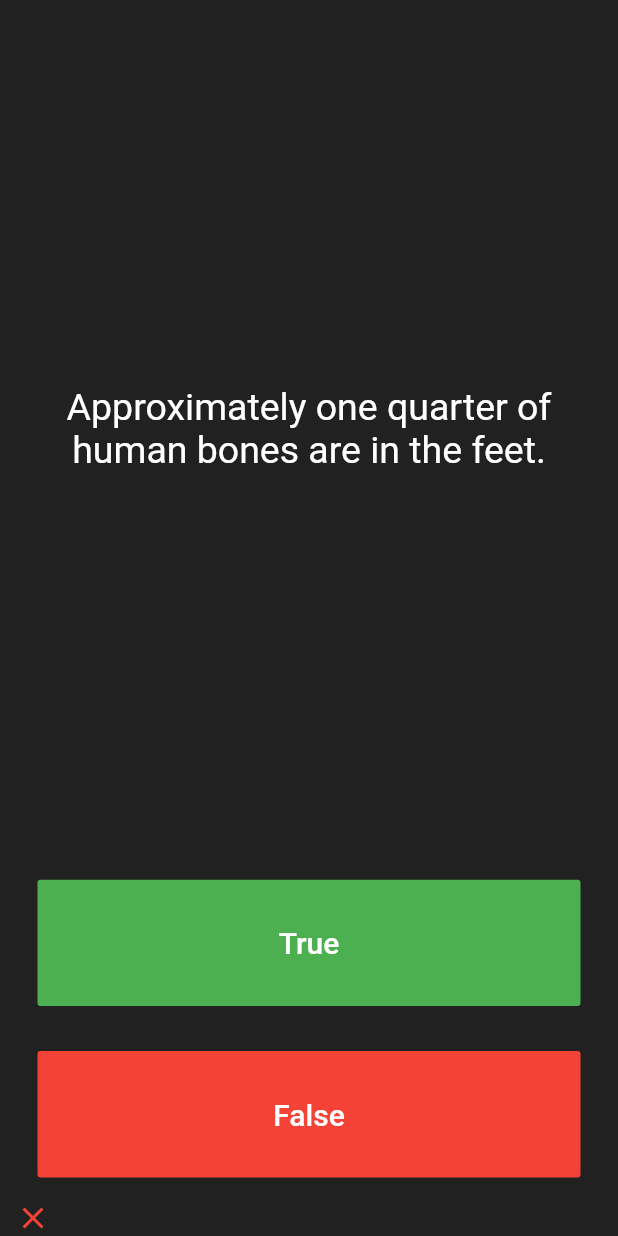
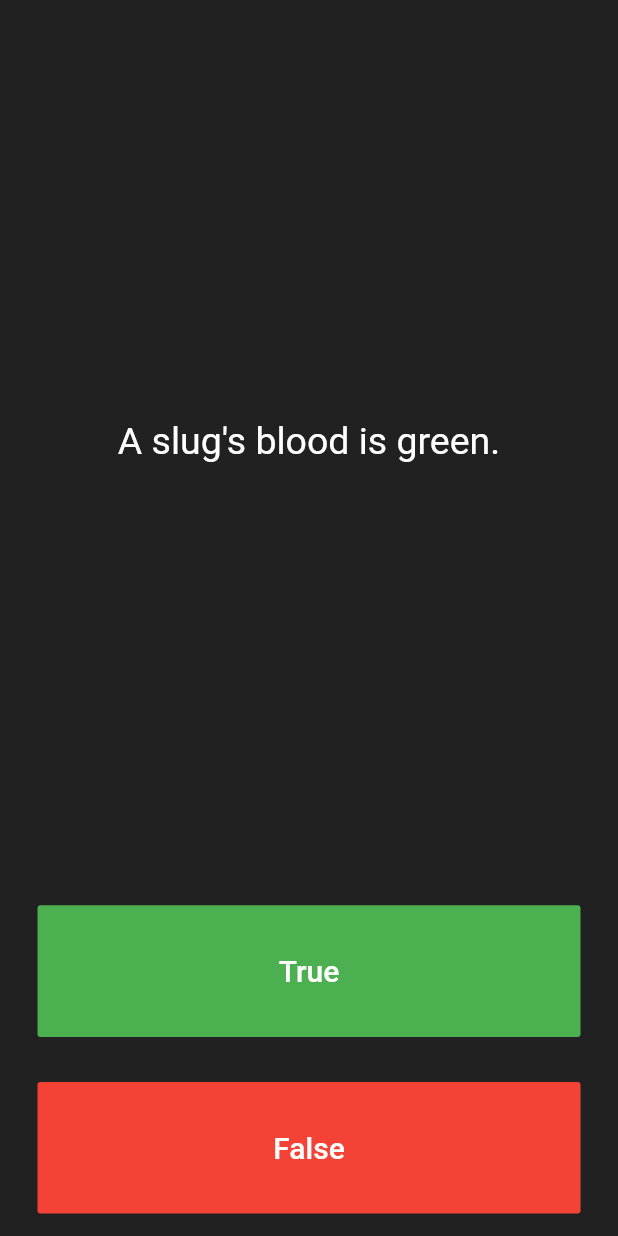
Before and after one commit to JohnEmerson1406/appbrewery_flutter_course, a Flutter app: the screen it shows after launch, after a tap on "True", after a tap on "False", on a phone screen of 412 x 824 dp. Run offline on Flutter 3.47's test engine with Material 2 defaults, Android fonts, the phone set to English and light mode, and no system bars; our stand-ins replace audioplayers.

Commit message:
feat: create question class

```diff
--- a/quizzler/lib/main.dart
+++ b/quizzler/lib/main.dart
@@ -1,4 +1,5 @@
 import 'package:flutter/material.dart';
+import 'questions.dart';
 
 void main() => runApp(Quizzler());
 
@@ -28,10 +29,12 @@ class QuizPage extends StatefulWidget {
 class _QuizPageState extends State<QuizPage> {
   List<Icon> scoreKeeper = [];
 
-  List<String> questions = [
-    'You can lead a cow down stairs but not up stairs.',
-    'Approximately one quarter of human bones are in the feet.',
-    'A slug\'s blood is green.',
+  List<Question> questionBank = [
+    Question(q: 'You can lead a cow down stairs but not up stairs.', a: false),
+    Question(
+        q: 'Approximately one quarter of human bones are in the feet.',
+        a: true),
+    Question(q: 'A slug\'s blood is green.', a: true),
   ];
 
   int questionNumber = 0;
@@ -48,7 +51,7 @@ class _QuizPageState extends State<QuizPage> {
             padding: EdgeInsets.all(10.0),
             child: Center(
               child: Text(
-                questions[questionNumber],
+                questionBank[questionNumber].questionText,
                 textAlign: TextAlign.center,
                 style: TextStyle(
                   fontSize: 25.0,
@@ -72,6 +75,14 @@ class _QuizPageState extends State<QuizPage> {
                 ),
               ),
               onPressed: () {
+                bool correctAnswer = questionBank[questionNumber].questionAnswer;
+
+                if (correctAnswer == true) {
+                  print('dale');
+                } else {
+                  print('uekkk');
+                }
+
                 setState(() {
                   questionNumber++;
                 });
@@ -92,13 +103,16 @@ class _QuizPageState extends State<QuizPage> {
                 ),
               ),
               onPressed: () {
+                bool correctAnswer = questionBank[questionNumber].questionAnswer;
+
+                if (correctAnswer == false) {
+                  print('dale');
+                } else {
+                  print('uekkk');
+                }
+
                 setState(() {
-                  scoreKeeper.add(
-                    Icon(
-                      Icons.close,
-                      color: Colors.red,
-                    ),
-                  );
+                  questionNumber++;
                 });
               },
             ),
--- /dev/null
+++ b/quizzler/lib/questions.dart
@@ -0,0 +1,9 @@
+class Question {
+  String questionText;
+  bool questionAnswer;
+
+  Question({String q, bool a}) {
+    questionText = q;
+    questionAnswer = a;
+  }
+}
```
